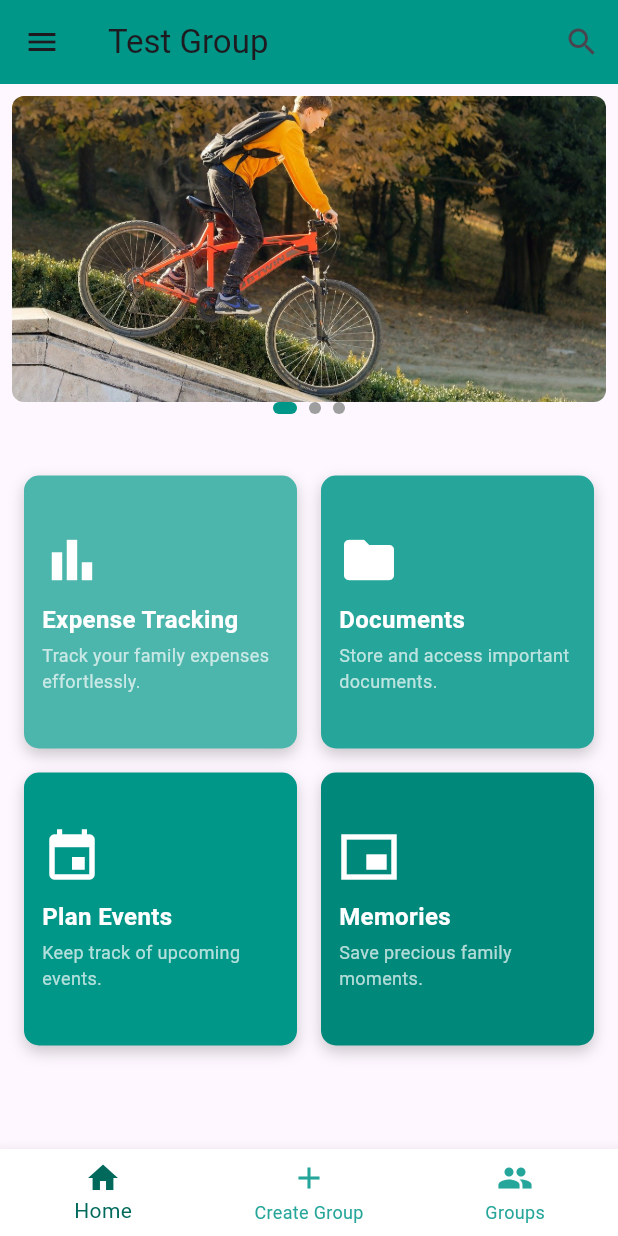
After one commit to shahriarkabir280/Labratory, a Flutter app: the mainHomepage screen opened directly, on a phone screen of 412 x 824 dp. The commit adds this screen. Run offline on Flutter 3.47's test engine with Material 3 defaults, Android fonts, the phone set to English and light mode, and no system bars.

Commit message:
added some files and edited them

```diff
--- a/testapp/lib/loginScreen.dart
+++ b/testapp/lib/loginScreen.dart
@@ -32,7 +32,7 @@ class _LoginScreenState extends State<loginScreen> {
                   width: 150,
                   height: 150,
                   child: Image.asset(
-                    'assets/test.png', // Replace with your SVG or image path
+                    'assets/authentications/test.png', // Replace with your SVG or image path
                     fit: BoxFit.cover,
                   ),
                 ),
--- a/testapp/lib/main.dart
+++ b/testapp/lib/main.dart
@@ -18,7 +18,7 @@ class MyApp extends StatelessWidget{
       debugShowCheckedModeBanner: false,
       initialRoute: '/',
       routes: {
-        '/': (context) => splashScreen(),
+        '/':(context)=> splashScreen(),
         '/home': (context) => loginScreen(),// Replace HomeScreen with your main screen
       },
     );
--- /dev/null
+++ b/testapp/lib/mainHomepage.dart
@@ -0,0 +1,283 @@
+import 'dart:async';
+import 'package:flutter/material.dart';
+import 'package:testapp/timeCapsuleScreen.dart';  // Import the TimeCapsuleScreen
+
+class mainHomepage extends StatefulWidget {
+  final String groupName;
+
+  mainHomepage({required this.groupName});
+
+  @override
+  _MainHomepageState createState() => _MainHomepageState();
+}
+
+class _MainHomepageState extends State<mainHomepage> {
+  int _currentIndex = 0;
+  int _selectedGridIndex = -1;
+  final PageController _pageController = PageController();
+  late Timer _timer;
+  int _currentPage = 0;
+
+  final List<String> _slideshowImages = [
+    'assets/slideshowimages/slide1.jpg',
+    'assets/slideshowimages/slide2.png',
+    'assets/slideshowimages/slide3.jpg',
+  ];
+
+  final List<IconData> _gridIcons = [
+    Icons.bar_chart,
+    Icons.folder,
+    Icons.event,
+    Icons.picture_in_picture_alt_sharp,
+  ];
+
+  final List<String> _headlines = [
+    'Expense Tracking',
+    'Documents',
+    'Plan Events',
+    'Memories',
+  ];
+
+  final List<String> _descriptions = [
+    'Track your family expenses effortlessly.',
+    'Store and access important documents.',
+    'Keep track of upcoming events.',
+    'Save precious family moments.',
+  ];
+
+  final List<Color> _colors = [
+    Colors.teal[300]!,
+    Colors.teal[400]!,
+    Colors.teal[500]!,
+    Colors.teal[600]!,
+  ];
+
+  @override
+  void initState() {
+    super.initState();
+    _timer = Timer.periodic(const Duration(seconds: 3), (timer) {
+      if (_pageController.hasClients) {
+        final nextPage = (_currentPage + 1) % _slideshowImages.length;
+        _pageController.animateToPage(
+          nextPage,
+          duration: const Duration(milliseconds: 500),
+          curve: Curves.easeInOut,
+        );
+        setState(() {
+          _currentPage = nextPage;
+        });
+      }
+    });
+  }
+
+  @override
+  void dispose() {
+    _timer.cancel();
+    _pageController.dispose();
+    super.dispose();
+  }
+
+  @override
+  Widget build(BuildContext context) {
+    return Scaffold(
+      appBar: AppBar(
+        title: Text(widget.groupName),
+        backgroundColor: Colors.teal,
+        actions: [
+          IconButton(
+            icon: Icon(Icons.search),
+            onPressed: () {
+              // Handle search
+            },
+          ),
+        ],
+      ),
+      drawer: Drawer(
+        child: ListView(
+          padding: EdgeInsets.zero,
+          children: [
+            DrawerHeader(
+              decoration: BoxDecoration(
+                color: Colors.teal,
+              ),
+              child: Text(
+                'Menu',
+                style: TextStyle(
+                  color: Colors.white,
+                  fontSize: 24,
+                ),
+              ),
+            ),
+            ListTile(
+              leading: Icon(Icons.home),
+              title: Text('Home'),
+              onTap: () {
+                Navigator.pop(context);
+              },
+            ),
+            ListTile(
+              leading: Icon(Icons.group),
+              title: Text('Groups'),
+              onTap: () {
+                // Handle navigation
+              },
+            ),
+          ],
+        ),
+      ),
+      body: Column(
+        children: [
+          // Slideshow Section
+          SizedBox(
+            height: 220,
+            child: Stack(
+              alignment: Alignment.bottomCenter,
+              children: [
+                PageView.builder(
+                  controller: _pageController,
+                  itemCount: _slideshowImages.length,
+                  itemBuilder: (context, index) {
+                    return Container(
+                      margin: const EdgeInsets.symmetric(horizontal: 8, vertical: 8),
+                      decoration: BoxDecoration(
+                        borderRadius: BorderRadius.circular(10),
+                      ),
+                      child: ClipRRect(
+                        borderRadius: BorderRadius.circular(8),
+                        child: Image.asset(
+                          _slideshowImages[index],
+                          fit: BoxFit.cover,
+                        ),
+                      ),
+                    );
+                  },
+                ),
+                Positioned(
+                  bottom: 0,
+                  child: Row(
+                    mainAxisAlignment: MainAxisAlignment.center,
+                    children: List.generate(
+                      _slideshowImages.length,
+                          (index) => AnimatedContainer(
+                        duration: const Duration(milliseconds: 300),
+                        margin: const EdgeInsets.symmetric(horizontal: 4),
+                        height: 8,
+                        width: _currentPage == index ? 16 : 8,
+                        decoration: BoxDecoration(
+                          color: _currentPage == index ? Colors.teal : Colors.grey,
+                          borderRadius: BorderRadius.circular(4),
+                        ),
+                      ),
+                    ),
+                  ),
+                ),
+              ],
+            ),
+          ),
+          const SizedBox(height: 25),
+          // Grid Section
+          Expanded(
+            child: GridView.builder(
+              gridDelegate: const SliverGridDelegateWithFixedCrossAxisCount(
+                crossAxisCount: 2,
+                crossAxisSpacing: 16,
+                mainAxisSpacing: 16,
+                childAspectRatio: 1,
+              ),
+              padding: const EdgeInsets.all(16),
+              itemCount: _gridIcons.length,
+              itemBuilder: (context, index) {
+                return GestureDetector(
+                  onTap: () {
+                    if (index == 3) {
+                      // Navigate to TimeCapsuleScreen when the "Memories" grid item is tapped
+                      Navigator.push(
+                        context,
+                        MaterialPageRoute(builder: (context) => timeCapsuleScreen()),
+                      );
+                    }
+                  },
+                  child: AnimatedContainer(
+                    duration: const Duration(milliseconds: 300),
+                    curve: Curves.easeInOut,
+                    decoration: BoxDecoration(
+                      color: _colors[index],
+                      borderRadius: BorderRadius.circular(10),
+                      boxShadow: [
+                        BoxShadow(
+                          color: Colors.black.withOpacity(0.2),
+                          blurRadius: 8,
+                          offset: Offset(0, 4),
+                        ),
+                      ],
+                    ),
+                    child: Padding(
+                      padding: const EdgeInsets.all(12.0),
+                      child: Column(
+                        mainAxisAlignment: MainAxisAlignment.center,
+                        crossAxisAlignment: CrossAxisAlignment.start,
+                        children: [
+                          Icon(_gridIcons[index], size: 40, color: Colors.white),
+                          const SizedBox(height: 8),
+                          Text(
+                            _headlines[index],
+                            style: const TextStyle(
+                              fontSize: 16,
+                              fontWeight: FontWeight.bold,
+                              color: Colors.white,
+                            ),
+                          ),
+                          const SizedBox(height: 4),
+                          Text(
+                            _descriptions[index],
+                            style: const TextStyle(
+                              fontSize: 12,
+                              color: Colors.white70,
+                            ),
+                          ),
+                        ],
+                      ),
+                    ),
+                  ),
+                );
+              },
+            ),
+          ),
+        ],
+      ),
+      bottomNavigationBar: BottomNavigationBar(
+        currentIndex: _currentIndex,
+        onTap: (index) {
+          setState(() {
+            _currentIndex = index;
+          });
+          if (index == 0) {
+            Navigator.pop(context); // Navigate to Home Page
+          } else if (index == 1) {
+            // Navigate to Create Group
+          } else if (index == 2) {
+            // Navigate to Groups Page
+          }
+        },
+        items: const [
+          BottomNavigationBarItem(
+            icon: Icon(Icons.home),
+            label: 'Home',
+          ),
+          BottomNavigationBarItem(
+            icon: Icon(Icons.add),
+            label: 'Create Group',
+          ),
+          BottomNavigationBarItem(
+            icon: Icon(Icons.group),
+            label: 'Groups',
+          ),
+        ],
+        selectedItemColor: Colors.teal[800],
+        unselectedItemColor: Colors.teal[400],
+        backgroundColor: Colors.white,
+        showUnselectedLabels: true,
+      ),
+    );
+  }
+}
--- a/testapp/lib/signupScreen.dart
+++ b/testapp/lib/signupScreen.dart
@@ -34,7 +34,7 @@ class _SignupScreenState extends State<signupScreen> {
                   width: 150,
                   height: 150,
                   child: Image.asset(
-                    'assets/test.png', // Replace with your SVG or image path
+                    'assets/authentications/test.png', // Replace with your SVG or image path
                     fit: BoxFit.cover,
                   ),
                 ),
--- a/testapp/lib/splashScreen.dart
+++ b/testapp/lib/splashScreen.dart
@@ -27,7 +27,7 @@ class _SplashScreenState extends State<splashScreen> {
             // App Logo
             ClipOval(
               child: Image.asset(
-                'assets/Famnestlogo.png', // Replace with the path to your logo image
+                'assets/authentications/famNestlogo.png', // Replace with the path to your logo image
                 width: 120,
                 height: 120,
                 fit: BoxFit.cover,
```
Also changed, not shown: testapp/lib/createOrJoinGroup.dart (+31 -5 lines), testapp/lib/loadingScreen.dart (deleted, +0 -26 lines), testapp/lib/timeCapsuleScreen.dart (added, +239 -0 lines), testapp/pubspec.yaml (+14 -3 lines), testapp/assets/authentications/banner.png (renamed from testapp/assets/banner.png), testapp/assets/authentications/famNestlogo.png (renamed from testapp/assets/Famnestlogo.png), testapp/assets/authentications/test.png (renamed from testapp/assets/test.png), testapp/assets/gridicons/document.svg (added), testapp/assets/gridicons/event.svg (added), testapp/assets/gridicons/expense.svg (added), testapp/assets/gridicons/memory.svg (added), testapp/assets/slideshowimages/slide1.jpg (added), testapp/assets/slideshowimages/slide2.png (added), testapp/assets/slideshowimages/slide3.jpg (added).
